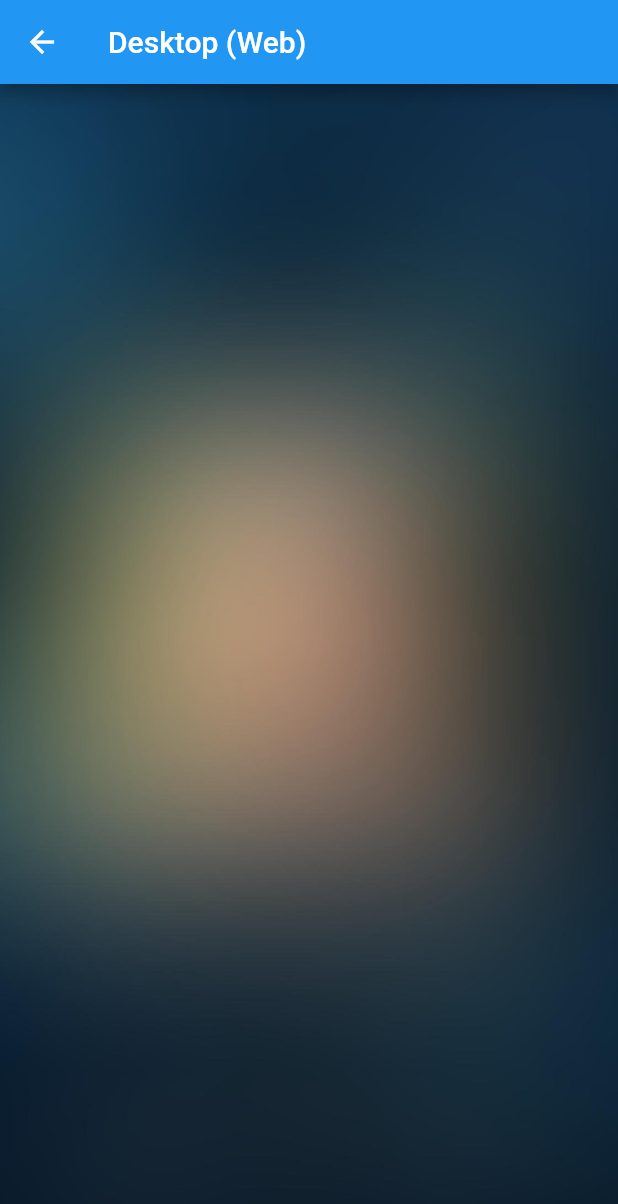
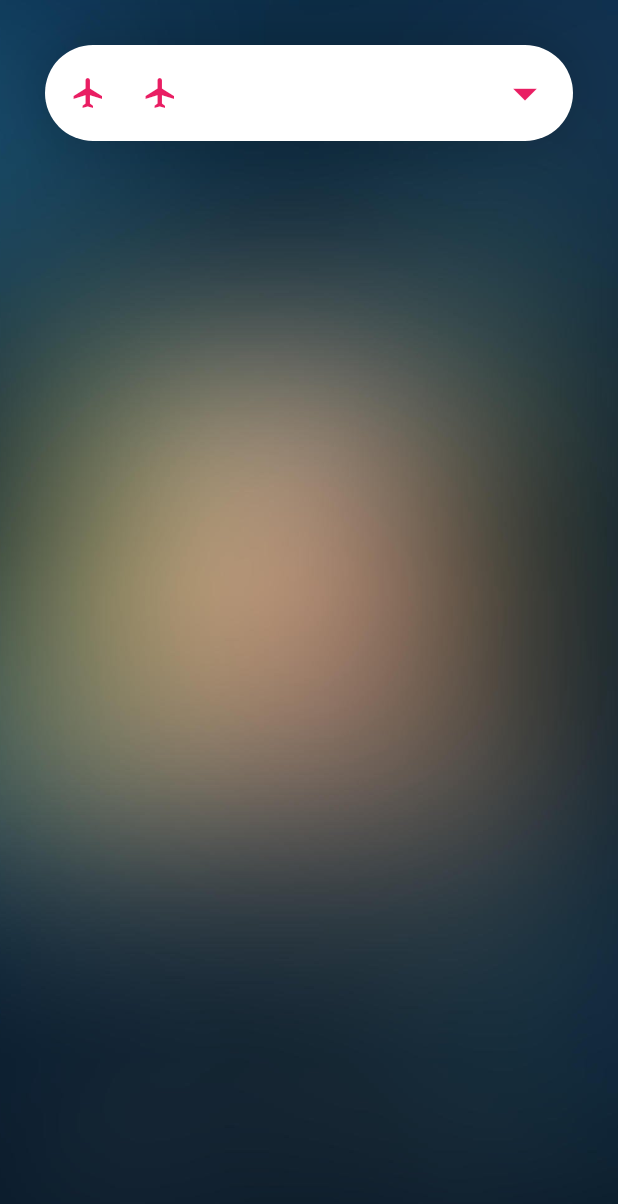
Before and after one commit to ricksondpenha/cts_poc, a Flutter app: the HomeDesktop screen opened directly, on a phone screen of 412 x 824 dp. Shown: the top 1204 px of the screen. Run offline on Flutter 3.47's test engine with Material 2 defaults, Android fonts, the light colour scheme and no system bars; our stand-ins replace flutter_riverpod, go_router.

Commit message:
Working on Web Screen

```diff
--- a/lib/modules/home/views/widgets/home_desktop.dart
+++ b/lib/modules/home/views/widgets/home_desktop.dart
@@ -5,17 +5,90 @@ class HomeDesktop extends StatelessWidget {
 
   @override
   Widget build(BuildContext context) {
+    Size size = MediaQuery.of(context).size;
+    bool _isBluetoothOn = false;
     return Scaffold(
-      appBar: AppBar(
+/*      appBar: AppBar(
         title: const Text('Desktop (Web)'),
+      ),*/
+      body: Container(
+        height: size.height,
+        width: size.width,
+        decoration: const BoxDecoration(
+            image: DecorationImage(
+                image: AssetImage("assets/img/backgroundimage.png"),
+                fit: BoxFit.cover)),
+        child: Column(
+          children: <Widget>[
+            Container(
+              margin: const EdgeInsets.all(30),
+              padding: const EdgeInsets.all(5),
+              decoration: BoxDecoration(
+                  color: Colors.white,
+                  borderRadius: BorderRadius.circular(46),
+                  boxShadow: [
+                    BoxShadow(
+                        offset: const Offset(0, -2),
+                        blurRadius: 30,
+                        color: Colors.black.withOpacity(0.16)),
+                  ]),
+              child: Row(
+                children: <Widget>[
+                  IconButton(
+                    icon: const Icon(Icons.flight),
+                    iconSize: 24,
+                    color: Colors.pink,
+                    tooltip: "Flight",
+                    onPressed: () {
+                      print("Roshan");
+                    },
+                  ),
+                  IconButton(
+                    icon: const Icon(Icons.flight),
+                    iconSize: 24,
+                    color: Colors.pink,
+                    tooltip: "Flight",
+                    onPressed: () {
+                      print("Roshan");
+                    },
+                  ),
+                  Spacer(),
+                  IconButton(
+                    icon: const Icon(Icons.arrow_drop_down),
+                    iconSize: 38,
+                    color: Colors.pink,
+                    tooltip: "Flight",
+                    onPressed: () {
+                      print("Roshan");
+                    },
+                  ),
+                ],
+              ),
+            )
+          ],
+        ),
       ),
-      body: const Image(
+    );
+  }
+}
+/*
+ const Image(
         image: AssetImage('assets/img/backgroundimage.png'),
         alignment: Alignment.center,
         height: double.infinity,
         width: double.infinity,
         fit: BoxFit.fill,
-      ),
-    );
-  }
-}
+      )
+*/
+
+/*
+IconButton(
+                    icon: const Icon(Icons.flight),
+                    iconSize: 24,
+                    color: Colors.pink,
+                    tooltip: "Flight",
+                    onPressed: () {
+                      print("Roshan");
+                    },
+                  )
+*/
```
